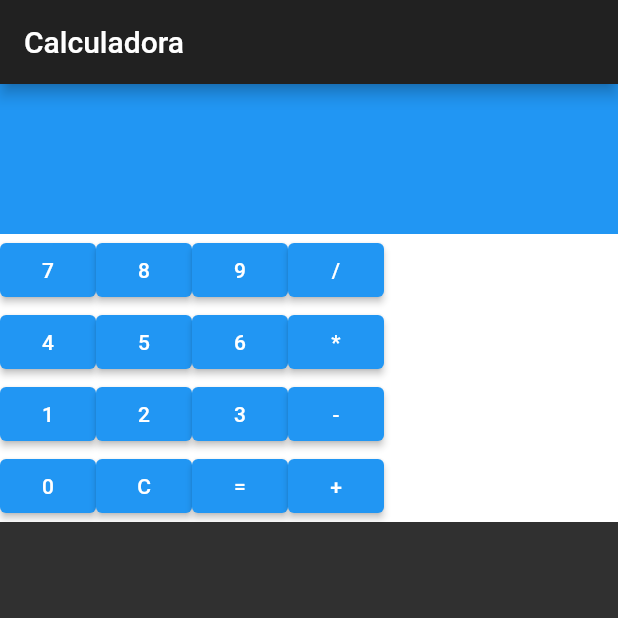
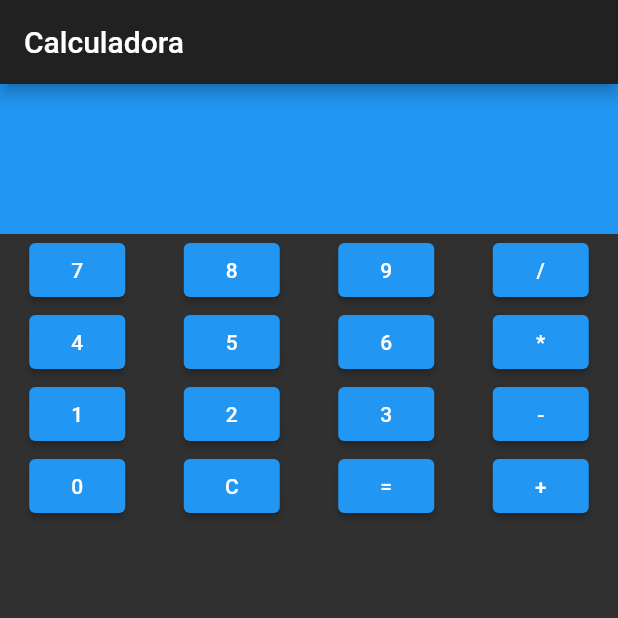
Before and after one commit to cgaray22/taller2-semana2, a Flutter app: the screen it shows after launch, on a phone screen of 412 x 824 dp, the top half of it. Run offline on Flutter 3.47's test engine with Material 2 defaults, Android fonts, the light colour scheme and no system bars.

Commit message:
alineación botones

```diff
--- a/lib/page/home-page.dart
+++ b/lib/page/home-page.dart
@@ -27,9 +27,9 @@ class _HomePageState extends State<HomePage> {
           height: 100,
         ),
         Container(
-          color: Colors.white,
           child: Column(children: [
             Row(
+              mainAxisAlignment: MainAxisAlignment.spaceAround,
               children: [
                 ElevatedButton(onPressed: () {}, child: Text('7')),
                 ElevatedButton(onPressed: () {}, child: Text('8')),
@@ -38,6 +38,7 @@ class _HomePageState extends State<HomePage> {
               ],
             ),
             Row(
+              mainAxisAlignment: MainAxisAlignment.spaceAround,
               children: [
                 ElevatedButton(onPressed: () {}, child: Text('4')),
                 ElevatedButton(onPressed: () {}, child: Text('5')),
@@ -46,6 +47,7 @@ class _HomePageState extends State<HomePage> {
               ],
             ),
             Row(
+              mainAxisAlignment: MainAxisAlignment.spaceAround,
               children: [
                 ElevatedButton(onPressed: () {}, child: Text('1')),
                 ElevatedButton(onPressed: () {}, child: Text('2')),
@@ -54,6 +56,7 @@ class _HomePageState extends State<HomePage> {
               ],
             ),
             Row(
+              mainAxisAlignment: MainAxisAlignment.spaceAround,
               children: [
                 ElevatedButton(onPressed: () {}, child: Text('0')),
                 ElevatedButton(onPressed: () {}, child: Text('C')),
```
